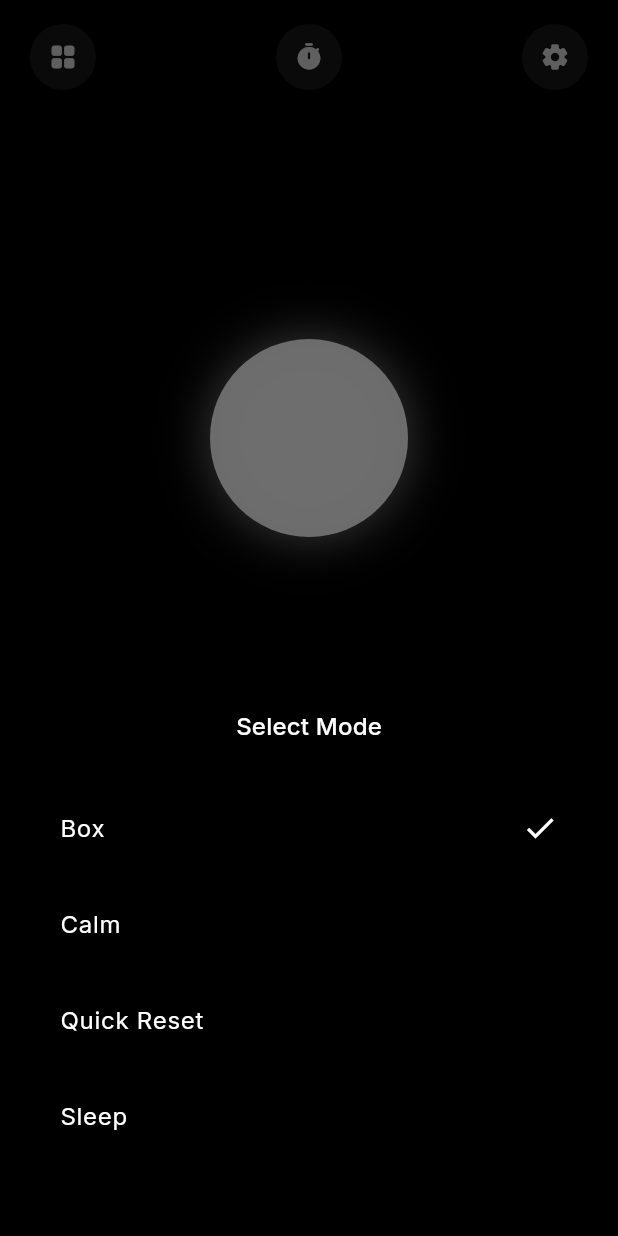
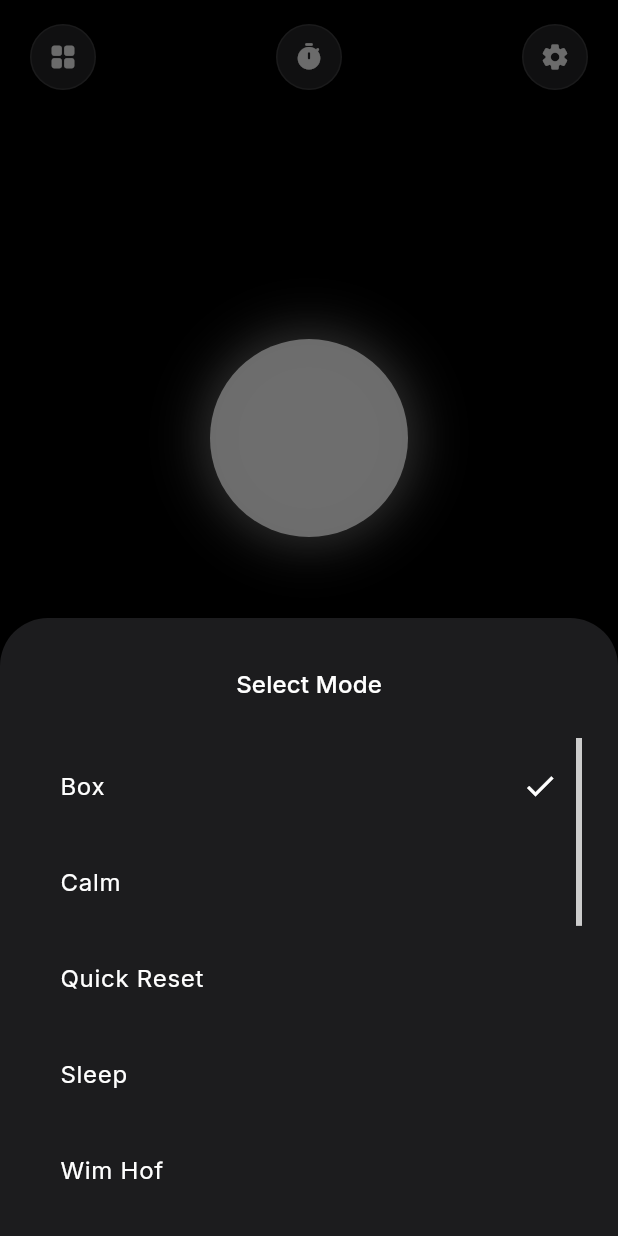
Before and after one commit to AtharvaParkale/BoxBreathe, a Flutter app: the screen it shows after launch, after a tap on the "grid view" icon, on a phone screen of 412 x 824 dp. Run offline on Flutter 3.47's test engine with Material 3 defaults, Android fonts, the light colour scheme and no system bars; our stand-ins replace dartz, equatable, flutter_bloc, flutter_local_notifications, get_it, google_fonts and 3 more; accounts and stored records are empty.

Commit message:
:memo: add minor fixes

```diff
--- a/lib/core/theme/app_theme.dart
+++ b/lib/core/theme/app_theme.dart
@@ -8,6 +8,10 @@ enum AppThemeMode {
   lavender,
   sand,
   minimalLight,
+  sunset,
+  bamboo,
+  cedar,
+  glacier,
 }
 
 class AppTheme {
@@ -75,6 +79,46 @@ class AppTheme {
           secondary: const Color(0xFFEEEEEE),
           text: const Color(0xFF000000),
           subtext: const Color(0xFF757575),
+        );
+      case AppThemeMode.sunset:
+        return _buildTheme(
+          brightness: Brightness.dark,
+          background: const Color(0xFF100C18),
+          surface: const Color(0xFF241E36),
+          primary: const Color(0xFFFF9E80), // Soft Coral
+          secondary: const Color(0xFF4527A0),
+          text: const Color(0xFFFFE0B2),
+          subtext: const Color(0xFFB39DDB),
+        );
+      case AppThemeMode.bamboo:
+        return _buildTheme(
+          brightness: Brightness.light,
+          background: const Color(0xFFF1F8E9),
+          surface: const Color(0xFFDCEDC8),
+          primary: const Color(0xFF33691E), // Deep Green
+          secondary: const Color(0xFFAED581),
+          text: const Color(0xFF1B5E20),
+          subtext: const Color(0xFF558B2F),
+        );
+      case AppThemeMode.cedar:
+        return _buildTheme(
+          brightness: Brightness.dark,
+          background: const Color(0xFF1D1612),
+          surface: const Color(0xFF3E2723),
+          primary: const Color(0xFFFFCCBC), // Peach
+          secondary: const Color(0xFF5D4037),
+          text: const Color(0xFFD7CCC8),
+          subtext: const Color(0xFFA1887F),
+        );
+      case AppThemeMode.glacier:
+        return _buildTheme(
+          brightness: Brightness.light,
+          background: const Color(0xFFE0F7FA),
+          surface: const Color(0xFFB2EBF2),
+          primary: const Color(0xFF006064), // Cyan
+          secondary: const Color(0xFF4DD0E1),
+          text: const Color(0xFF004D40),
+          subtext: const Color(0xFF0097A7),
         );
     }
   }
@@ -144,7 +188,7 @@ class AppTheme {
       ),
 
       iconTheme: IconThemeData(
-        color: text.withOpacity(0.8),
+        color: text.withValues(alpha: 0.8),
         size: 24,
       ),
 
@@ -199,8 +243,8 @@ class AppTheme {
       ),
 
       bottomSheetTheme: BottomSheetThemeData(
-        backgroundColor: background,
-        modalBackgroundColor: background,
+        backgroundColor: surface,
+        modalBackgroundColor: surface,
         elevation: 0,
         shape: const RoundedRectangleBorder(
           borderRadius: BorderRadius.only(
--- a/lib/features/breathing/domain/entities/breathing_mode.dart
+++ b/lib/features/breathing/domain/entities/breathing_mode.dart
@@ -9,61 +9,136 @@ enum BreathingPhase {
 
 class BreathingMode extends Equatable {
   final String name;
-  final int inhaleDuration;
-  final int holdFullDuration;
-  final int exhaleDuration;
-  final int holdEmptyDuration;
+  final int inhaleDurationMs;
+  final int holdFullDurationMs;
+  final int exhaleDurationMs;
+  final int holdEmptyDurationMs;
 
   const BreathingMode({
     required this.name,
-    required this.inhaleDuration,
-    required this.holdFullDuration,
-    required this.exhaleDuration,
-    required this.holdEmptyDuration,
+    required this.inhaleDurationMs,
+    required this.holdFullDurationMs,
+    required this.exhaleDurationMs,
+    required this.holdEmptyDurationMs,
   });
 
-  int get cycleDuration =>
-      inhaleDuration + holdFullDuration + exhaleDuration + holdEmptyDuration;
+  int get cycleDurationMs =>
+      inhaleDurationMs +
+      holdFullDurationMs +
+      exhaleDurationMs +
+      holdEmptyDurationMs;
 
   @override
   List<Object?> get props => [
         name,
-        inhaleDuration,
-        holdFullDuration,
-        exhaleDuration,
-        holdEmptyDuration
+        inhaleDurationMs,
+        holdFullDurationMs,
+        exhaleDurationMs,
+        holdEmptyDurationMs,
       ];
 
   static const box = BreathingMode(
     name: 'Box',
-    inhaleDuration: 4,
-    holdFullDuration: 4,
-    exhaleDuration: 4,
-    holdEmptyDuration: 4,
+    inhaleDurationMs: 4000,
+    holdFullDurationMs: 4000,
+    exhaleDurationMs: 4000,
+    holdEmptyDurationMs: 4000,
   );
 
   static const calm = BreathingMode(
     name: 'Calm',
-    inhaleDuration: 4,
-    holdFullDuration: 7,
-    exhaleDuration: 8,
-    holdEmptyDuration: 0,
+    inhaleDurationMs: 4000,
+    holdFullDurationMs: 7000,
+    exhaleDurationMs: 8000,
+    holdEmptyDurationMs: 0,
   );
 
   static const quickReset = BreathingMode(
     name: 'Quick Reset',
-    inhaleDuration: 3,
-    holdFullDuration: 3,
-    exhaleDuration: 3,
-    holdEmptyDuration: 3,
+    inhaleDurationMs: 3000,
+    holdFullDurationMs: 3000,
+    exhaleDurationMs: 3000,
+    holdEmptyDurationMs: 3000,
   );
 
   static const sleep = BreathingMode(
     name: 'Sleep',
-    inhaleDuration: 5,
-    holdFullDuration: 5,
-    exhaleDuration: 7,
-    holdEmptyDuration: 0,
+    inhaleDurationMs: 5000,
+    holdFullDurationMs: 5000,
+    exhaleDurationMs: 7000,
+    holdEmptyDurationMs: 0,
+  );
+
+  static const wimHof = BreathingMode(
+    name: 'Wim Hof',
+    inhaleDurationMs: 1500,
+    holdFullDurationMs: 0,
+    exhaleDurationMs: 1500,
+    holdEmptyDurationMs: 0,
+  );
+
+  static const deepBreathing = BreathingMode(
+    name: 'Deep Breathing',
+    inhaleDurationMs: 5000,
+    holdFullDurationMs: 0,
+    exhaleDurationMs: 5000,
+    holdEmptyDurationMs: 0,
+  );
+
+  static const relaxedHold = BreathingMode(
+    name: 'Relaxed Hold',
+    inhaleDurationMs: 4000,
+    holdFullDurationMs: 6000,
+    exhaleDurationMs: 6000,
+    holdEmptyDurationMs: 0,
+  );
+
+  static const quickBreathing = BreathingMode(
+    name: 'Quick Breathing',
+    inhaleDurationMs: 2000,
+    holdFullDurationMs: 0,
+    exhaleDurationMs: 2000,
+    holdEmptyDurationMs: 0,
+  );
+
+  static const equalBreathing = BreathingMode(
+    name: 'Equal Breathing',
+    inhaleDurationMs: 4000,
+    holdFullDurationMs: 0,
+    exhaleDurationMs: 4000,
+    holdEmptyDurationMs: 0,
+  );
+
+  static const coherence = BreathingMode(
+    name: 'Coherence',
+    inhaleDurationMs: 5500,
+    holdFullDurationMs: 0,
+    exhaleDurationMs: 5500,
+    holdEmptyDurationMs: 0,
+  );
+
+  static const pursedLip = BreathingMode(
+    name: 'Pursed Lip',
+    inhaleDurationMs: 2000,
+    holdFullDurationMs: 0,
+    exhaleDurationMs: 4000,
+    holdEmptyDurationMs: 0,
+  );
+
+  static const sevenEleven = BreathingMode(
+    name: '7-11 Relax',
+    inhaleDurationMs: 7000,
+    holdFullDurationMs: 0,
+    exhaleDurationMs: 11000,
+    holdEmptyDurationMs: 0,
+  );
+
+  static const triangular = BreathingMode(
+    name: 'Triangular',
+    inhaleDurationMs: 4000,
+    holdFullDurationMs: 4000,
+    exhaleDurationMs: 4000,
+    holdEmptyDurationMs: 0,
   );
 
   static const List<BreathingMode> values = [
@@ -71,5 +146,14 @@ class BreathingMode extends Equatable {
     calm,
     quickReset,
     sleep,
+    wimHof,
+    deepBreathing,
+    relaxedHold,
+    quickBreathing,
+    equalBreathing,
+    coherence,
+    pursedLip,
+    sevenEleven,
+    triangular,
   ];
 }
--- a/lib/features/breathing/presentation/bloc/breathing_bloc.dart
+++ b/lib/features/breathing/presentation/bloc/breathing_bloc.dart
@@ -1,6 +1,6 @@
 import 'dart:async';
 import 'package:flutter_bloc/flutter_bloc.dart';
-import '../../domain/entities/breathing_mode.dart';
+
 import '../../domain/entities/breathing_settings.dart';
 import '../../domain/usecases/get_breathing_settings.dart';
 import '../../domain/usecases/save_breathing_settings.dart';
@@ -82,6 +82,8 @@ class BreathingBloc extends Bloc<BreathingEvent, BreathingState> {
     emit(state.copyWith(
       mode: event.mode,
       status: BreathingStatus.initial,
+      sessionDurationMinutes: 3,
+      sessionRemainingSeconds: 3 * 60,
     ));
   }
 
--- a/lib/features/breathing/presentation/bloc/breathing_event.dart
+++ b/lib/features/breathing/presentation/bloc/breathing_event.dart
@@ -1,6 +1,6 @@
 import 'package:equatable/equatable.dart';
 import '../../domain/entities/breathing_mode.dart';
-import '../../domain/entities/breathing_settings.dart';
+
 
 abstract class BreathingEvent extends Equatable {
   const BreathingEvent();
--- a/lib/features/breathing/presentation/pages/breathing_page.dart
+++ b/lib/features/breathing/presentation/pages/breathing_page.dart
@@ -1,8 +1,6 @@
-import 'dart:math' as math;
 import 'package:flutter/material.dart';
 import 'package:flutter/services.dart';
 import 'package:flutter_bloc/flutter_bloc.dart';
-import '../../../../core/theme/app_theme.dart';
 import '../bloc/breathing_bloc.dart';
 import '../bloc/breathing_event.dart';
 import '../bloc/breathing_state.dart';
@@ -67,24 +65,29 @@ class _BreathingPageState extends State<BreathingPage>
     if (phaseInfo.phase != _lastPhase) {
       final isHapticEnabled = context.read<SettingsBloc>().state.settings.isHapticEnabled;
       if (isHapticEnabled) {
-        if (phaseInfo.phase == 'Inhale') {
-          HapticFeedback.selectionClick();
-        } else if (phaseInfo.phase == 'Exhale') {
-          HapticFeedback.selectionClick();
-        }
+         // Trigger haptic at EVERY phase start (Inhale, Hold, Exhale)
+         _triggerPhaseHaptic();
       }
       _lastPhase = phaseInfo.phase;
     }
   }
 
+  void _triggerPhaseHaptic() {
+     // Double Pulse Haptic
+     HapticFeedback.mediumImpact();
+     Future.delayed(const Duration(milliseconds: 40), () {
+        if (mounted) HapticFeedback.mediumImpact();
+     });
+  }
+
   ({String phase, double scale}) _calculatePhaseAndScale(double t, BreathingMode mode) {
-    int total = mode.cycleDuration;
+    int total = mode.cycleDurationMs;
     if (total == 0) return (phase: 'Inhale', scale: 0.6); // Safety
 
     // Normalize durations to 0.0 - 1.0 range
-    double inhaleEnd = mode.inhaleDuration / total;
-    double holdFullEnd = inhaleEnd + (mode.holdFullDuration / total);
-    double exhaleEnd = holdFullEnd + (mode.exhaleDuration / total);
+    double inhaleEnd = mode.inhaleDurationMs / total;
+    double holdFullEnd = inhaleEnd + (mode.holdFullDurationMs / total);
+    double exhaleEnd = holdFullEnd + (mode.exhaleDurationMs / total);
 
     // Identify Phase and calculate Scale
     if (t <= inhaleEnd) {
@@ -98,7 +101,7 @@ class _BreathingPageState extends State<BreathingPage>
       return (phase: 'Hold', scale: 1.0);
     } else if (t <= exhaleEnd) {
       // EXHALE: 1.0 -> 0.6
-      double localT = (t - holdFullEnd) / (mode.exhaleDuration / total);
+      double localT = (t - holdFullEnd) / (mode.exhaleDurationMs / total);
       double curve = Curves.easeInOut.transform(localT);
       return (phase: 'Exhale', scale: 1.0 - (0.4 * curve));
     } else {
@@ -132,7 +135,7 @@ class _BreathingPageState extends State<BreathingPage>
 
     // Start Breathing Animation & BLoC Timer
     final mode = context.read<BreathingBloc>().state.mode;
-    _breathingController.duration = Duration(seconds: mode.cycleDuration);
+    _breathingController.duration = Duration(milliseconds: mode.cycleDurationMs);
     _breathingController.repeat();
     context.read<BreathingBloc>().add(StartBreathing());
   }
@@ -164,16 +167,16 @@ class _BreathingPageState extends State<BreathingPage>
           _breathingController.stop();
           // Check settings before haptic
           if (context.read<SettingsBloc>().state.settings.isHapticEnabled) {
-            HapticFeedback.mediumImpact();
+            HapticFeedback.heavyImpact();
           }
           // Reset to initial visual state
            _breathingController.animateTo(0.0, duration: const Duration(seconds: 1));
         } else if (state.status == BreathingStatus.initial) {
              _breathingController.reset();
              _breathingController.value = 0.0; // Ensure start small
-        } else if (state.mode.cycleDuration != _breathingController.duration?.inSeconds) {
+        } else if (state.mode.cycleDurationMs != _breathingController.duration?.inMilliseconds) {
              // Mode changed
-             _breathingController.duration = Duration(seconds: state.mode.cycleDuration);
+             _breathingController.duration = Duration(milliseconds: state.mode.cycleDurationMs);
         }
       },
       builder: (context, state) {
@@ -194,12 +197,12 @@ class _BreathingPageState extends State<BreathingPage>
                       _buildMinimalButton(
                         context,
                         icon: Icons.grid_view_rounded,
-                        onTap: () => _isCountingDown || state.status == BreathingStatus.active ? null : _showModeSelector(context),
+                        onTap: () => _isCountingDown ? null : _showModeSelector(context),
                       ),
                       _buildMinimalButton(
                         context,
                         icon: Icons.timer_rounded,
-                        onTap: () => _isCountingDown || state.status == BreathingStatus.active ? null : _showDurationSelector(context),
+                        onTap: () => _isCountingDown ? null : _showDurationSelector(context),
                       ),
                       _buildMinimalButton(
                         context,
@@ -313,9 +316,43 @@ class _BreathingPageState extends State<BreathingPage>
                 ),
 
                  // Bottom Controls
+                // Bottom Controls
                 Padding(
                   padding: const EdgeInsets.only(bottom: 50),
-                  child: GestureDetector(
+                  child: Row(
+                    mainAxisAlignment: MainAxisAlignment.center,
+                    children: [
+                      // Reset Button (Only visible if active or paused)
+                      if (state.status == BreathingStatus.active ||
+                          state.status == BreathingStatus.paused) ...[
+                        GestureDetector(
+                          onTap: () {
+                            // Stop Breathing (Resets to initial)
+                            context.read<BreathingBloc>().add(StopBreathing());
+                          },
+                          child: Container(
+                            width: 60,
+                            height: 60,
+                            decoration: BoxDecoration(
+                              color: theme.colorScheme.surface,
+                              shape: BoxShape.circle,
+                              border: Border.all(
+                                color: theme.colorScheme.onSurface.withValues(alpha: 0.2),
+                                width: 1,
+                              ),
+                            ),
+                            child: Icon(
+                              Icons.refresh_rounded,
+                              size: 24,
+                              color: theme.colorScheme.onSurface,
+                            ),
+                          ),
+                        ),
+                        const SizedBox(width: 32),
+                      ],
+
+                      // Play/Pause Button
+                      GestureDetector(
                         onTap: () {
                           if (_isCountingDown) return; // Disable interactions during countdown
 
@@ -345,6 +382,8 @@ class _BreathingPageState extends State<BreathingPage>
                           ),
                         ),
                       ),
+                    ],
+                  ),
                 ),
               ],
             ),
@@ -363,10 +402,14 @@ class _BreathingPageState extends State<BreathingPage>
         width: 44,
         height: 44,
         decoration: BoxDecoration(
-           color: theme.colorScheme.secondary.withValues(alpha: 0.5),
+           color: theme.colorScheme.secondary.withValues(alpha: 0.8), // Increased visibility
            shape: BoxShape.circle,
+           border: Border.all(
+             color: theme.colorScheme.onSurface.withValues(alpha: 0.1), // Subtle border for definition
+             width: 1,
            ),
-        child: Icon(icon, size: 20, color: onTap == null ? theme.disabledColor : theme.colorScheme.onSurface.withValues(alpha: 0.8)),
+        ),
+        child: Icon(icon, size: 20, color: onTap == null ? theme.disabledColor : theme.colorScheme.onSurface.withValues(alpha: 0.9)),
       ),
     );
   }
@@ -381,25 +424,47 @@ class _BreathingPageState extends State<BreathingPage>
   void _showModeSelector(BuildContext context) {
       showModalBottomSheet(
           context: context,
-          builder: (_) => Container(
-              padding: const EdgeInsets.fromLTRB(24, 32, 24, 48),
+          isScrollControlled: true, // Allow it to take more space if needed
+          builder: (_) => DraggableScrollableSheet(
+            initialChildSize: 0.5,
+            minChildSize: 0.3,
+            maxChildSize: 0.8,
+            expand: false,
+            builder: (context, scrollController) {
+              return Container(
+                  padding: const EdgeInsets.fromLTRB(24, 32, 24, 0), // Bottom padding handled by list
                   child: Column(
                       mainAxisSize: MainAxisSize.min,
                       children: [
                         Text("Select Mode", style: Theme.of(context).textTheme.titleMedium),
                         const SizedBox(height: 24),
+                        Expanded(
+                          child: Scrollbar(
+                            controller: scrollController,
+                            thumbVisibility: true,
+                            child: ListView(
+                              controller: scrollController,
+                              padding: const EdgeInsets.only(bottom: 48),
+                              children: [
                                 ...BreathingMode.values.map((mode) => ListTile(
                                   title: Text(mode.name),
                                   contentPadding: const EdgeInsets.symmetric(horizontal: 16, vertical: 4),
                                   onTap: () {
                                       context.read<BreathingBloc>().add(ChangeBreathingMode(mode));
-                          _breathingController.duration = Duration(seconds: mode.cycleDuration);
+                                      _breathingController.duration = Duration(milliseconds: mode.cycleDurationMs);
                                       Navigator.pop(context);
                                   },
                                   trailing: context.read<BreathingBloc>().state.mode == mode
                                     ? Icon(Icons.check, color: Theme.of(context).primaryColor) : null,
-                  ))],
+                                )),
+                              ],
                             ),
+                          ),
+                        ),
+                      ],
+                  ),
+              );
+            }
           )
       );
   }
--- a/lib/features/settings/presentation/bloc/settings_bloc.dart
+++ b/lib/features/settings/presentation/bloc/settings_bloc.dart
@@ -1,7 +1,7 @@
 import 'package:flutter/material.dart';
 import 'package:flutter_bloc/flutter_bloc.dart';
 import '../../../../core/services/notification_helper.dart';
-import '../../domain/entities/settings.dart';
+
 import '../../domain/usecases/get_settings.dart';
 import '../../domain/usecases/save_settings.dart';
 import 'settings_event_state.dart';
--- a/lib/features/settings/presentation/pages/settings_page.dart
+++ b/lib/features/settings/presentation/pages/settings_page.dart
@@ -126,7 +126,7 @@ class SettingsPage extends StatelessWidget {
       child: ListView.separated(
         scrollDirection: Axis.horizontal,
         itemCount: AppThemeMode.values.length,
-        separatorBuilder: (_, __) => const SizedBox(width: 16),
+        separatorBuilder: (_, index) => const SizedBox(width: 16),
         itemBuilder: (context, index) {
             final mode = AppThemeMode.values[index];
             final isSelected = settings.themeMode == mode;
@@ -142,7 +142,7 @@ class SettingsPage extends StatelessWidget {
                         shape: BoxShape.circle,
                         border: isSelected
                             ? Border.all(color: Theme.of(context).primaryColor, width: 2)
-                            : Border.all(color: Colors.transparent),
+                            : Border.all(color: Theme.of(context).colorScheme.onSurface.withValues(alpha: 0.1), width: 1),
                         boxShadow: isSelected ? [
                             BoxShadow(
                                 color: _getThemeColor(mode).withValues(alpha: 0.4),
@@ -169,6 +169,10 @@ class SettingsPage extends StatelessWidget {
           case AppThemeMode.lavender: return Colors.black;
           case AppThemeMode.sand: return Colors.black;
           case AppThemeMode.minimalLight: return Colors.black;
+          case AppThemeMode.sunset: return Colors.white;
+          case AppThemeMode.bamboo: return Colors.black;
+          case AppThemeMode.cedar: return Colors.white;
+          case AppThemeMode.glacier: return Colors.black;
       }
   }
 
@@ -180,6 +184,10 @@ class SettingsPage extends StatelessWidget {
         case AppThemeMode.lavender: return const Color(0xFFF3E5F5);
         case AppThemeMode.sand: return const Color(0xFFF5F5DC);
         case AppThemeMode.minimalLight: return const Color(0xFFFAFAFA);
+        case AppThemeMode.sunset: return const Color(0xFF100C18);
+        case AppThemeMode.bamboo: return const Color(0xFFF1F8E9);
+        case AppThemeMode.cedar: return const Color(0xFF1D1612);
+        case AppThemeMode.glacier: return const Color(0xFFE0F7FA);
       }
   }
 
@@ -210,7 +218,7 @@ class SettingsPage extends StatelessWidget {
          }
        );
 
-       if (picked != null) {
+       if (picked != null && context.mounted) {
          context.read<SettingsBloc>().add(SetDailyReminder(picked.hour, picked.minute));
        }
   }
```
Also changed, not shown: 1 other file. Lines whose indentation alone changed are shown as unchanged.
